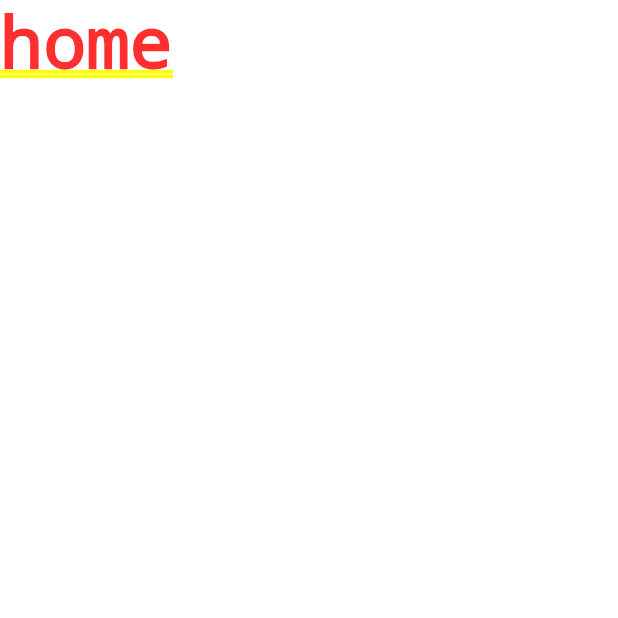
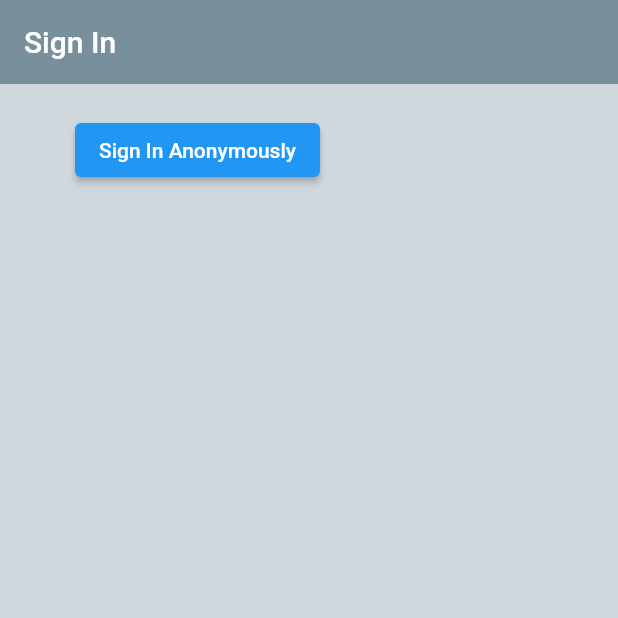
Before and after one commit to andikabahari/flutter-firebase, a Flutter app: the screen it shows after launch, on a phone screen of 412 x 824 dp, the top half of it. Run offline on Flutter 3.47's test engine with Material 2 defaults, Android fonts, the phone set to English and light mode, and no system bars; our stand-ins replace firebase_auth, firebase_core; accounts and stored records are empty.

Commit message:
firebase anonymous sign in

```diff
--- a/lib/main.dart
+++ b/lib/main.dart
@@ -1,7 +1,10 @@
 import 'package:flutter/material.dart';
 import 'package:flutter_firebase/screens/wrapper.dart';
+import 'package:firebase_core/firebase_core.dart';
 
-void main() {
+void main() async {
+  WidgetsFlutterBinding.ensureInitialized();
+  await Firebase.initializeApp();
   runApp(const MyApp());
 }
 
--- a/lib/screens/authenticate/authenticate.dart
+++ b/lib/screens/authenticate/authenticate.dart
@@ -1,4 +1,5 @@
 import 'package:flutter/material.dart';
+import 'package:flutter_firebase/screens/authenticate/sign_in.dart';
 
 class Authenticate extends StatefulWidget {
   const Authenticate({Key? key}) : super(key: key);
@@ -11,7 +12,7 @@ class _AuthenticateState extends State<Authenticate> {
   @override
   Widget build(BuildContext context) {
     return Container(
-      child: Text('authenticate'),
+      child: SignIn(),
     );
   }
 }
--- /dev/null
+++ b/lib/screens/authenticate/sign_in.dart
@@ -0,0 +1,41 @@
+import 'package:firebase_auth/firebase_auth.dart';
+import 'package:flutter/material.dart';
+import 'package:flutter_firebase/services/auth.dart';
+
+class SignIn extends StatefulWidget {
+  const SignIn({Key? key}) : super(key: key);
+
+  @override
+  _SignInState createState() => _SignInState();
+}
+
+class _SignInState extends State<SignIn> {
+  final AuthService _auth = AuthService();
+
+  @override
+  Widget build(BuildContext context) {
+    return Scaffold(
+      backgroundColor: Colors.blueGrey[100],
+      appBar: AppBar(
+        backgroundColor: Colors.blueGrey[400],
+        elevation: 0.0,
+        title: Text('Sign In'),
+      ),
+      body: Container(
+        padding: EdgeInsets.symmetric(vertical: 20.0, horizontal: 50.0),
+        child: ElevatedButton(
+          onPressed: () async {
+            User user = await _auth.signInAnonymously();
+            if (user == null) {
+              print('error');
+            } else {
+              print('signed in');
+              print(user);
+            }
+          },
+          child: Text('Sign In Anonymously'),
+        ),
+      ),
+    );
+  }
+}
--- a/lib/screens/wrapper.dart
+++ b/lib/screens/wrapper.dart
@@ -1,11 +1,11 @@
 import 'package:flutter/material.dart';
-import 'package:flutter_firebase/screens/home/home.dart';
+import 'package:flutter_firebase/screens/authenticate/authenticate.dart';
 
 class Wrapper extends StatelessWidget {
   const Wrapper({Key? key}) : super(key: key);
 
   @override
   Widget build(BuildContext context) {
-    return Home();
+    return Authenticate();
   }
 }
--- a/pubspec.yaml
+++ b/pubspec.yaml
@@ -29,6 +29,7 @@ environment:
 dependencies:
   flutter:
     sdk: flutter
+  firebase_core : ^1.8.0
   firebase_auth: ^3.1.4
   cloud_firestore: ^2.5.4
 
```
Also changed, not shown: pubspec.lock.
